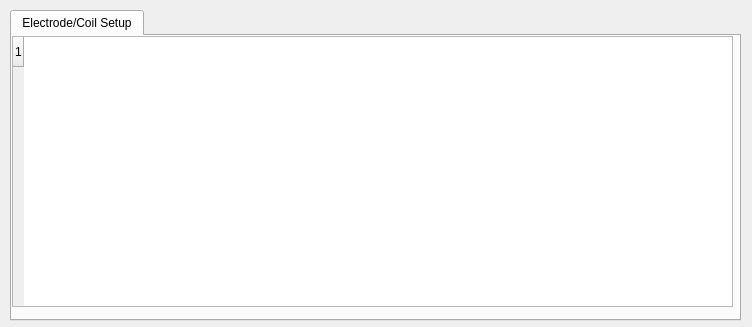
Above: src/Interface/Modules/BrainStimulator/ElectrodeCoilSetupDialog.ui from SCIInstitute/SCIRun before the change. Below: the same form after it.
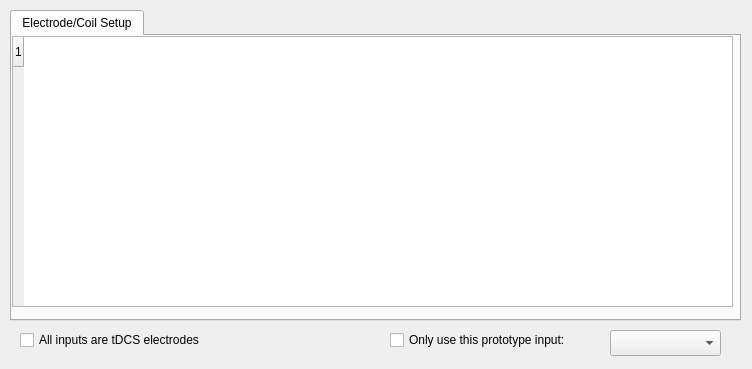
That is the form after the change.

The edit to the form file:
```diff
--- a/src/Interface/Modules/BrainStimulator/ElectrodeCoilSetupDialog.ui
+++ b/src/Interface/Modules/BrainStimulator/ElectrodeCoilSetupDialog.ui
@@ -7,13 +7,13 @@
     <x>0</x>
     <y>0</y>
     <width>752</width>
-    <height>327</height>
+    <height>369</height>
    </rect>
   </property>
   <property name="minimumSize">
    <size>
     <width>752</width>
-    <height>327</height>
+    <height>369</height>
    </size>
   </property>
   <property name="windowTitle">
@@ -52,6 +52,42 @@
     </widget>
    </widget>
   </widget>
+  <widget class="QCheckBox" name="AllInputsTDCS_">
+   <property name="geometry">
+    <rect>
+     <x>20</x>
+     <y>330</y>
+     <width>211</width>
+     <height>20</height>
+    </rect>
+   </property>
+   <property name="text">
+    <string>All inputs are tDCS electrodes</string>
+   </property>
+  </widget>
+  <widget class="QCheckBox" name="ProtoTypeInputCheckbox_">
+   <property name="geometry">
+    <rect>
+     <x>390</x>
+     <y>330</y>
+     <width>221</width>
+     <height>20</height>
+    </rect>
+   </property>
+   <property name="text">
+    <string>Only use this prototype input:</string>
+   </property>
+  </widget>
+  <widget class="QComboBox" name="ProtoTypeInputComboBox_">
+   <property name="geometry">
+    <rect>
+     <x>610</x>
+     <y>330</y>
+     <width>111</width>
+     <height>26</height>
+    </rect>
+   </property>
+  </widget>
  </widget>
  <layoutdefault spacing="6" margin="11"/>
  <resources/>
```
